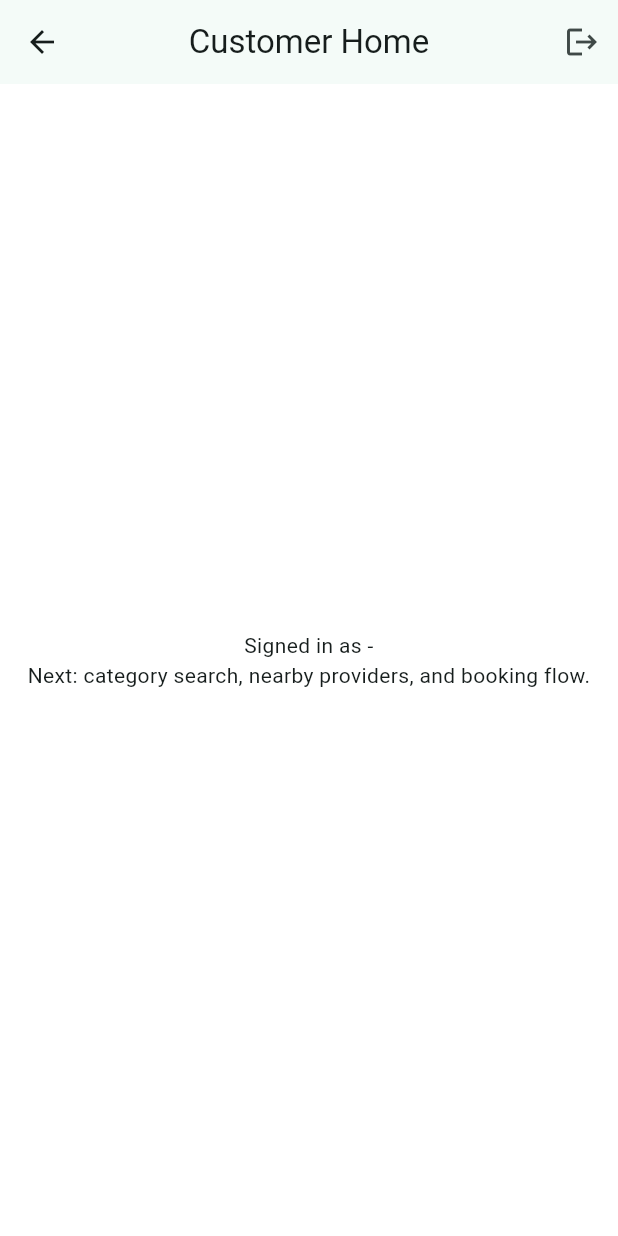
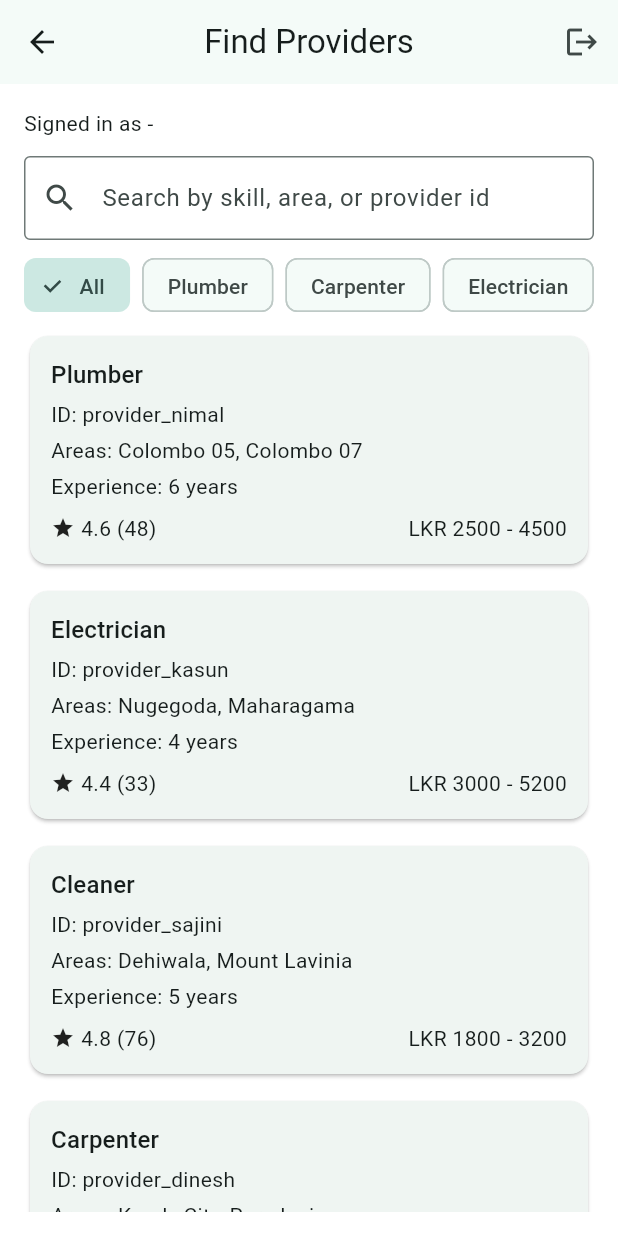
Before and after one commit to Jithmi25/BookMe_MobileApp, a Flutter app: the CustomerHomeScreen screen opened directly with empty values, on a phone screen of 412 x 824 dp. Run offline on Flutter 3.47's test engine with Material 3 defaults, Android fonts, the phone set to English and light mode, and no system bars; our stand-ins replace firebase_core; accounts and stored records are empty.

Commit message:
Add Firebase integration and local mock provider repository

```diff
--- a/lib/app/bootstrap/firebase_bootstrap.dart
+++ b/lib/app/bootstrap/firebase_bootstrap.dart
@@ -1,5 +1,7 @@
+import 'package:book_me_mobile_app/app/config/app_environment.dart';
 import 'package:book_me_mobile_app/app/config/firebase_config.dart';
 import 'package:firebase_core/firebase_core.dart';
+import 'package:flutter/foundation.dart';
 
 class FirebaseBootstrap {
   const FirebaseBootstrap._();
@@ -9,8 +11,34 @@ class FirebaseBootstrap {
       return;
     }
 
+    if (FirebaseConfig.hasRequiredConfiguration) {
+      await Firebase.initializeApp(options: FirebaseConfig.currentPlatform);
+      return;
+    }
+
+    if (!kIsWeb) {
+      try {
+        await Firebase.initializeApp();
+        debugPrint(
+          'Firebase initialized from native platform config '
+          '(GoogleService-Info.plist / google-services.json).',
+        );
+        return;
+      } catch (_) {
+        if (!AppEnvironmentConfig.isDev) {
+          FirebaseConfig.validateCurrentEnvironment();
+        }
+      }
+    }
+
+    if (AppEnvironmentConfig.isDev) {
+      debugPrint(
+        'Skipping Firebase initialization in dev. Missing defines: '
+        '${FirebaseConfig.missingRequiredKeys.join(', ')}',
+      );
+      return;
+    }
+
     FirebaseConfig.validateCurrentEnvironment();
-
-    await Firebase.initializeApp(options: FirebaseConfig.currentPlatform);
   }
 }
--- a/lib/app/config/firebase_config.dart
+++ b/lib/app/config/firebase_config.dart
@@ -14,7 +14,7 @@ class FirebaseConfig {
     }
   }
 
-  static void validateCurrentEnvironment() {
+  static List<String> get missingRequiredKeys {
     final options = currentPlatform;
 
     final missingKeys = <String>[];
@@ -32,13 +32,25 @@ class FirebaseConfig {
       missingKeys.add(_activeAppIdKey);
     }
 
-    if (missingKeys.isNotEmpty) {
-      throw StateError(
-        'Missing Firebase config for ${AppEnvironmentConfig.current.name}: '
-        '${missingKeys.join(', ')}. '
-        'Pass values using --dart-define.',
-      );
+    return missingKeys;
+  }
+
+  static bool get hasRequiredConfiguration {
+    return missingRequiredKeys.isEmpty;
+  }
+
+  static void validateCurrentEnvironment() {
+    final missingKeys = missingRequiredKeys;
+
+    if (missingKeys.isEmpty) {
+      return;
     }
+
+    throw StateError(
+      'Missing Firebase config for ${AppEnvironmentConfig.current.name}: '
+      '${missingKeys.join(', ')}. '
+      'Pass values using --dart-define.',
+    );
   }
 
   static FirebaseOptions get _devOptions {
--- /dev/null
+++ b/lib/features/customer/data/local_mock_provider_repository.dart
@@ -0,0 +1,123 @@
+import 'package:book_me_mobile_app/features/shared/domain/entities/provider.dart';
+
+class LocalMockProviderRepository {
+  const LocalMockProviderRepository();
+
+  static const List<String> categories = [
+    'All',
+    'Plumber',
+    'Carpenter',
+    'Electrician',
+    'Cleaner',
+  ];
+
+  List<Provider> getProviders({
+    String selectedCategory = 'All',
+    String searchQuery = '',
+  }) {
+    final normalizedQuery = searchQuery.trim().toLowerCase();
+
+    return _providers
+        .where((provider) {
+          final skills = provider.skills
+              .map((skill) => skill.toLowerCase())
+              .toList();
+          final areas = provider.serviceAreas
+              .map((area) => area.toLowerCase())
+              .toList();
+
+          final matchesCategory =
+              selectedCategory == 'All' ||
+              provider.skills.any(
+                (skill) =>
+                    skill.toLowerCase() == selectedCategory.toLowerCase(),
+              );
+
+          if (!matchesCategory) {
+            return false;
+          }
+
+          if (normalizedQuery.isEmpty) {
+            return true;
+          }
+
+          return provider.id.toLowerCase().contains(normalizedQuery) ||
+              skills.any((skill) => skill.contains(normalizedQuery)) ||
+              areas.any((area) => area.contains(normalizedQuery));
+        })
+        .toList(growable: false);
+  }
+}
+
+const List<Provider> _providers = [
+  Provider(
+    id: 'provider_nimal',
+    userId: 'user_provider_nimal',
+    skills: ['Plumber'],
+    serviceAreas: ['Colombo 05', 'Colombo 07'],
+    experienceYears: 6,
+    availability: 'Mon-Sat',
+    priceMin: 2500,
+    priceMax: 4500,
+    ratingAvg: 4.6,
+    ratingCount: 48,
+    nicVerified: true,
+    photoVerified: true,
+  ),
+  Provider(
+    id: 'provider_kasun',
+    userId: 'user_provider_kasun',
+    skills: ['Electrician'],
+    serviceAreas: ['Nugegoda', 'Maharagama'],
+    experienceYears: 4,
+    availability: 'Mon-Fri',
+    priceMin: 3000,
+    priceMax: 5200,
+    ratingAvg: 4.4,
+    ratingCount: 33,
+    nicVerified: true,
+    photoVerified: false,
+  ),
+  Provider(
+    id: 'provider_sajini',
+    userId: 'user_provider_sajini',
+    skills: ['Cleaner'],
+    serviceAreas: ['Dehiwala', 'Mount Lavinia'],
+    experienceYears: 5,
+    availability: 'Daily',
+    priceMin: 1800,
+    priceMax: 3200,
+    ratingAvg: 4.8,
+    ratingCount: 76,
+    nicVerified: true,
+    photoVerified: true,
+  ),
+  Provider(
+    id: 'provider_dinesh',
+    userId: 'user_provider_dinesh',
+    skills: ['Carpenter'],
+    serviceAreas: ['Kandy City', 'Peradeniya'],
+    experienceYears: 8,
+    availability: 'Tue-Sun',
+    priceMin: 3500,
+    priceMax: 7000,
+    ratingAvg: 4.7,
+    ratingCount: 59,
+    nicVerified: false,
+    photoVerified: true,
+  ),
+  Provider(
+    id: 'provider_tharindu',
+    userId: 'user_provider_tharindu',
+    skills: ['Plumber', 'Electrician'],
+    serviceAreas: ['Galle', 'Unawatuna'],
+    experienceYears: 7,
+    availability: 'Daily',
+    priceMin: 2800,
+    priceMax: 5600,
+    ratingAvg: 4.5,
+    ratingCount: 41,
+    nicVerified: true,
+    photoVerified: true,
+  ),
+];
--- a/lib/features/customer/presentation/customer_home_screen.dart
+++ b/lib/features/customer/presentation/customer_home_screen.dart
@@ -1,23 +1,44 @@
 import 'package:book_me_mobile_app/app/router/app_router.dart';
 import 'package:book_me_mobile_app/features/auth/application/auth_controller.dart';
+import 'package:book_me_mobile_app/features/customer/data/local_mock_provider_repository.dart';
+import 'package:book_me_mobile_app/features/customer/presentation/widgets/provider_card.dart';
+import 'package:book_me_mobile_app/features/shared/domain/entities/provider.dart';
 import 'package:flutter/material.dart';
 
-class CustomerHomeScreen extends StatelessWidget {
+class CustomerHomeScreen extends StatefulWidget {
   const CustomerHomeScreen({required this.authController, super.key});
 
   final AuthController authController;
 
   @override
+  State<CustomerHomeScreen> createState() => _CustomerHomeScreenState();
+}
+
+class _CustomerHomeScreenState extends State<CustomerHomeScreen> {
+  final LocalMockProviderRepository _repository =
+      const LocalMockProviderRepository();
+
+  String _selectedCategory = LocalMockProviderRepository.categories.first;
+  String _searchQuery = '';
+
+  List<Provider> get _providers {
+    return _repository.getProviders(
+      selectedCategory: _selectedCategory,
+      searchQuery: _searchQuery,
+    );
+  }
+
+  @override
   Widget build(BuildContext context) {
-    final state = authController.state;
+    final state = widget.authController.state;
 
     return Scaffold(
       appBar: AppBar(
-        title: const Text('Customer Home'),
+        title: const Text('Find Providers'),
         actions: [
           IconButton(
             onPressed: () {
-              authController.signOut();
+              widget.authController.signOut();
               Navigator.pushNamedAndRemoveUntil(
                 context,
                 AppRouter.roleSelection,
@@ -29,11 +50,63 @@ class CustomerHomeScreen extends StatelessWidget {
           ),
         ],
       ),
-      body: Center(
-        child: Text(
-          'Signed in as ${state.phoneNumber ?? '-'}\n'
-          'Next: category search, nearby providers, and booking flow.',
-          textAlign: TextAlign.center,
+      body: Padding(
+        padding: const EdgeInsets.all(16),
+        child: Column(
+          crossAxisAlignment: CrossAxisAlignment.start,
+          children: [
+            Text('Signed in as ${state.phoneNumber ?? '-'}'),
+            const SizedBox(height: 12),
+            TextField(
+              decoration: const InputDecoration(
+                prefixIcon: Icon(Icons.search),
+                hintText: 'Search by skill, area, or provider id',
+              ),
+              onChanged: (value) {
+                setState(() {
+                  _searchQuery = value;
+                });
+              },
+            ),
+            const SizedBox(height: 12),
+            SizedBox(
+              height: 36,
+              child: ListView.separated(
+                scrollDirection: Axis.horizontal,
+                itemCount: LocalMockProviderRepository.categories.length,
+                separatorBuilder: (_, _) => const SizedBox(width: 8),
+                itemBuilder: (context, index) {
+                  final category =
+                      LocalMockProviderRepository.categories[index];
+                  final isSelected = category == _selectedCategory;
+
+                  return ChoiceChip(
+                    label: Text(category),
+                    selected: isSelected,
+                    onSelected: (_) {
+                      setState(() {
+                        _selectedCategory = category;
+                      });
+                    },
+                  );
+                },
+              ),
+            ),
+            const SizedBox(height: 12),
+            Expanded(
+              child: _providers.isEmpty
+                  ? const Center(
+                      child: Text('No providers found for current filters.'),
+                    )
+                  : ListView.separated(
+                      itemCount: _providers.length,
+                      separatorBuilder: (_, _) => const SizedBox(height: 10),
+                      itemBuilder: (context, index) {
+                        return ProviderCard(provider: _providers[index]);
+                      },
+                    ),
+            ),
+          ],
         ),
       ),
     );
--- /dev/null
+++ b/lib/features/customer/presentation/widgets/provider_card.dart
@@ -0,0 +1,48 @@
+import 'package:book_me_mobile_app/features/shared/domain/entities/provider.dart';
+import 'package:flutter/material.dart';
+
+class ProviderCard extends StatelessWidget {
+  const ProviderCard({required this.provider, super.key});
+
+  final Provider provider;
+
+  @override
+  Widget build(BuildContext context) {
+    final headlineSkill = provider.skills.isNotEmpty
+        ? provider.skills.first
+        : '-';
+    final areaText = provider.serviceAreas.isNotEmpty
+        ? provider.serviceAreas.join(', ')
+        : '-';
+
+    return Card(
+      child: Padding(
+        padding: const EdgeInsets.all(14),
+        child: Column(
+          crossAxisAlignment: CrossAxisAlignment.start,
+          children: [
+            Text(headlineSkill, style: Theme.of(context).textTheme.titleMedium),
+            const SizedBox(height: 4),
+            Text('ID: ${provider.id}'),
+            const SizedBox(height: 4),
+            Text('Areas: $areaText'),
+            const SizedBox(height: 4),
+            Text('Experience: ${provider.experienceYears} years'),
+            const SizedBox(height: 8),
+            Row(
+              children: [
+                const Icon(Icons.star, size: 16),
+                const SizedBox(width: 4),
+                Text('${provider.ratingAvg} (${provider.ratingCount})'),
+                const Spacer(),
+                Text(
+                  'LKR ${provider.priceMin.toStringAsFixed(0)} - ${provider.priceMax.toStringAsFixed(0)}',
+                ),
+              ],
+            ),
+          ],
+        ),
+      ),
+    );
+  }
+}
```
Also changed, not shown: 6 other files.
